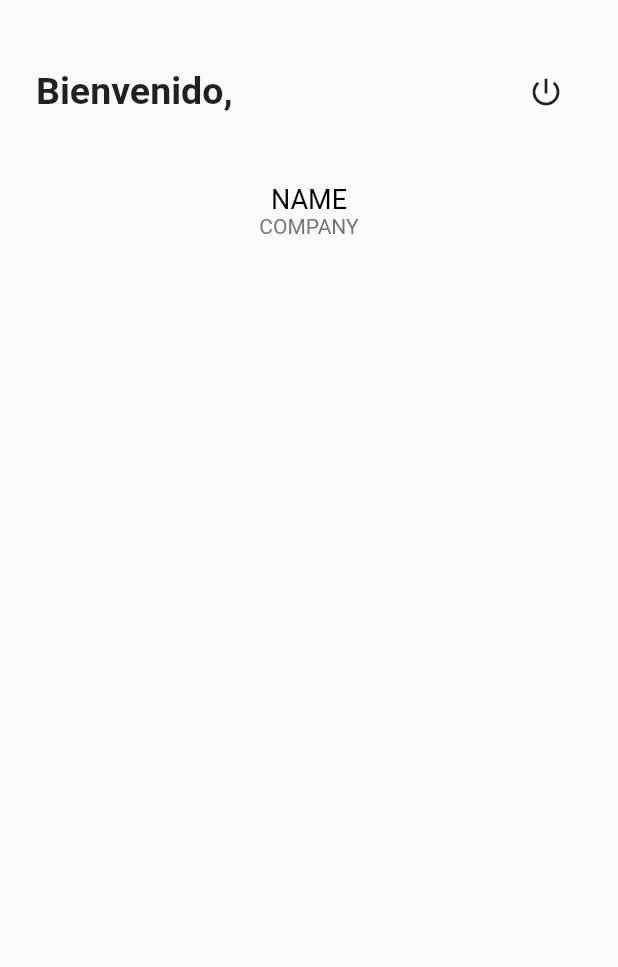
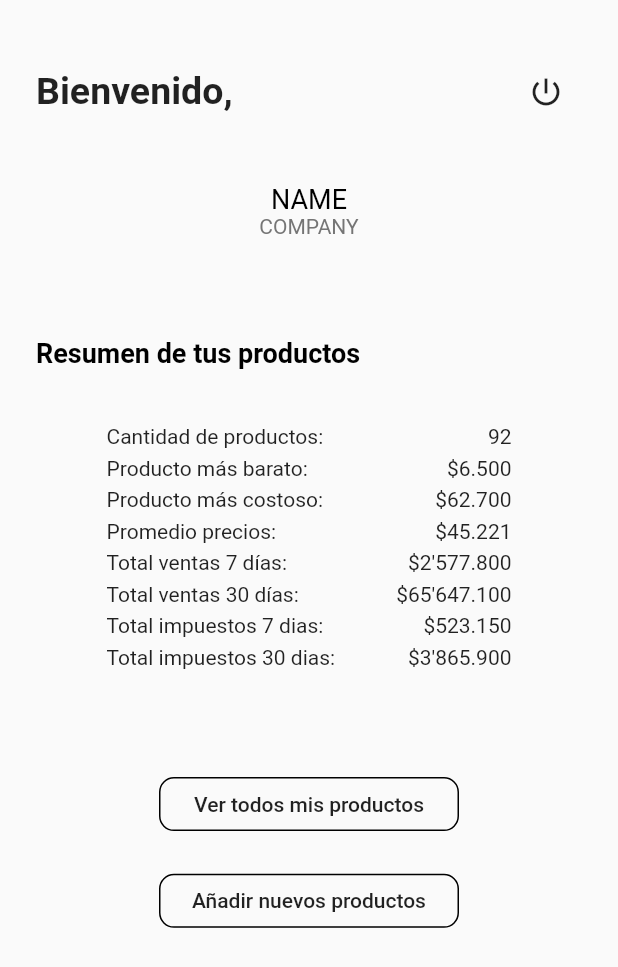
Before and after one commit to svelandiac/heed_SIIGO_hackathon, a Flutter app: the DashboardClientScreen widget shown alone on an empty page, opened directly, on a phone screen of 412 x 824 dp. Shown: the top 967 px of the screen. Run offline on Flutter 3.47's test engine with Material 2 defaults, Android fonts, the phone set to English and light mode, and no system bars; our stand-ins replace cloud_firestore, firebase_auth; missing offline and left inert: validate; accounts and stored records are empty.

Commit message:
Clients dashboard complete

```diff
--- a/lib/config/app_config.dart
+++ b/lib/config/app_config.dart
@@ -0,0 +1,7 @@
+import 'package:heed/ui/app-screens/new_products_screen.dart';
+import 'package:heed/ui/app-screens/products_screen.dart';
+
+final routes = {
+  'ProductsScreen': (context) => ProductsScreen(),
+  'NewProductsScreen': (context) => NewProductsScreen(),
+};
--- a/lib/main.dart
+++ b/lib/main.dart
@@ -1,4 +1,5 @@
 import 'package:flutter/material.dart';
+import 'package:heed/config/app_config.dart';
 import 'package:heed/root_screen_handler.dart';
 import 'package:provider/provider.dart';
 import 'access-data/models/user.dart';
@@ -18,6 +19,7 @@ class HeedApp extends StatelessWidget {
           primarySwatch: Colors.blue,
         ),
         home: RootScreenHandler(),
+        routes: routes,
       ),
     );
   }
--- a/lib/ui/app-screens/dashboard_client_screen.dart
+++ b/lib/ui/app-screens/dashboard_client_screen.dart
@@ -1,8 +1,10 @@
 import 'package:flutter/material.dart';
 import 'package:heed/access-data/models/user.dart';
 import 'package:heed/controllers/auth_controller.dart';
+import 'package:heed/ui/common-widgets/essentials/app_button.dart';
 import 'package:heed/ui/common-widgets/essentials/app_text.dart';
 import 'package:heed/ui/common-widgets/essentials/safe_screen.dart';
+import 'package:heed/ui/common-widgets/products_summary_widget.dart';
 import 'package:provider/provider.dart';
 
 class DashboardClientScreen extends StatefulWidget {
@@ -47,6 +49,44 @@ class _DashboardClientScreenState extends State<DashboardClientScreen> {
     );
   }
 
+  Widget _buildSummaryOfYourProducts() {
+    return Row(
+      children: <Widget>[
+        _appText.firstSubtitle(
+          text: 'Resumen de tus productos',
+          textColor: Colors.black,
+          bold: true
+        ),
+      ],
+    );
+  }
+
+  Widget _buildSummary() {
+    return ProductsSummaryWidget();
+  }
+
+  Widget _buildShowMyProductsButton() {
+    return Center(
+      child: AppButton(
+        text: 'Ver todos mis productos',
+        onPressed: () {
+          Navigator.pushNamed(context, 'ProductsScreen');
+        },
+      ),
+    );
+  }
+
+  Widget _buildAddNewProductsButton() {
+    return Center(
+      child: AppButton(
+        text: 'Añadir nuevos productos',
+        onPressed: () {
+          Navigator.pushNamed(context, 'NewProductsScreen');
+        },
+      ),
+    );
+  }
+
   Widget _buildBody() {
     return SafeScreen(
       body: SingleChildScrollView(
@@ -68,7 +108,29 @@ class _DashboardClientScreenState extends State<DashboardClientScreen> {
             SizedBox(
               height: _mediaQueryData.size.height * 0.045,
             ),
-            _buildUserName()
+            _buildUserName(),
+            SizedBox(
+              height:  _mediaQueryData.size.height * 0.08,
+            ),
+            Padding(
+              padding: EdgeInsets.only(left: _defaultMargin, right: _defaultMargin),
+              child: _buildSummaryOfYourProducts(),
+            ),
+            SizedBox(
+              height:  _mediaQueryData.size.height * 0.045,
+            ),
+            Padding(
+              padding: EdgeInsets.only(left: _defaultMargin, right: _defaultMargin),
+              child: _buildSummary(),
+            ),
+            SizedBox(
+              height:  _mediaQueryData.size.height * 0.08,
+            ),
+            _buildShowMyProductsButton(),
+            SizedBox(
+              height:  _mediaQueryData.size.height * 0.02,
+            ),
+            _buildAddNewProductsButton()
           ],
         ),
       ),
--- a/lib/ui/common-widgets/essentials/app_text.dart
+++ b/lib/ui/common-widgets/essentials/app_text.dart
@@ -17,7 +17,7 @@ class AppText {
     );
   }
 
-  Widget firstSubtitle({String text, bool centerText = false, Color textColor}) {
+  Widget firstSubtitle({String text, bool centerText = false, Color textColor, bool bold = false}) {
 
     if(textColor == null)
       textColor = Colors.grey[600];
@@ -27,7 +27,8 @@ class AppText {
       textAlign: centerText ? TextAlign.center : TextAlign.start,
       style: TextStyle(
         fontSize: 18,
-        color: textColor
+        color: textColor,
+        fontWeight: bold ? FontWeight.bold : FontWeight.normal
       ),
     );
   }
--- /dev/null
+++ b/lib/ui/common-widgets/products_summary_widget.dart
@@ -0,0 +1,78 @@
+import 'package:flutter/material.dart';
+
+class ProductsSummaryWidget extends StatelessWidget {
+
+  @override
+  Widget build(BuildContext context) {
+    return Container(
+      width: 270,
+      child: Column(
+        children: <Widget>[
+          Row(
+            children: <Widget>[
+              Text('Cantidad de productos:'),
+              Spacer(),
+              Text('92')
+            ],
+          ),
+          SizedBox(height: 5,),
+          Row(
+            children: <Widget>[
+              Text('Producto más barato:'),
+              Spacer(),
+              Text('\$6.500',)
+            ],
+          ),
+          SizedBox(height: 5,),
+          Row(
+            children: <Widget>[
+              Text('Producto más costoso:'),
+              Spacer(),
+              Text('\$62.700', overflow: TextOverflow.ellipsis,)
+            ],
+          ),
+          SizedBox(height: 5,),
+          Row(
+            children: <Widget>[
+              Text('Promedio precios:'),
+              Spacer(),
+              Text('\$45.221')
+            ],
+          ),
+          SizedBox(height: 5,),
+          Row(
+            children: <Widget>[
+              Text('Total ventas 7 días:'),
+              Spacer(),
+              Text('\$2\'577.800')
+            ],
+          ),
+          SizedBox(height: 5,),
+          Row(
+            children: <Widget>[
+              Text('Total ventas 30 días:'),
+              Spacer(),
+              Text('\$65\'647.100')
+            ],
+          ),
+          SizedBox(height: 5,),
+          Row(
+            children: <Widget>[
+              Text('Total impuestos 7 dias:'),
+              Spacer(),
+              Text('\$523.150')
+            ],
+          ),
+          SizedBox(height: 5,),
+          Row(
+            children: <Widget>[
+              Text('Total impuestos 30 dias:'),
+              Spacer(),
+              Text('\$3\'865.900')
+            ],
+          ),
+        ],
+      ),
+    );
+  }
+}
--- a/lib/ui/login/login_screen.dart
+++ b/lib/ui/login/login_screen.dart
@@ -50,6 +50,10 @@ class _LoginScreenState extends State<LoginScreen> {
           password: _passwordController.text.trim(),
           userProvider: _userProvider
         );
+
+        setState(() {
+          this._loading = false;
+        });
 
       }
       catch (e) {
```
Also changed, not shown: lib/ui/app-screens/new_products_screen.dart (added, +52 -0 lines), lib/ui/app-screens/products_screen.dart (added, +52 -0 lines).
